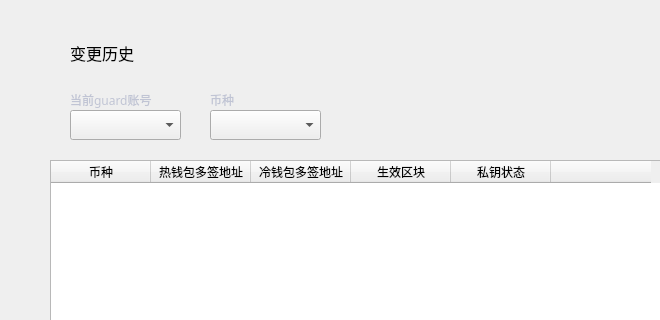
This is LNKWallet/guard/AssetChangeHistoryWidget.ui in HcashOrg/hx-indicator as Qt 5 draws it before an edit; both pictures show x 0 to 660 and y 0 to 320 of the 770 by 530 pixel window. The edited form follows.
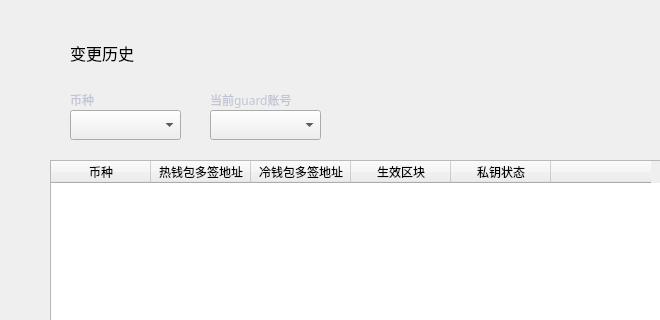
This is the edited form.

```diff
--- a/LNKWallet/guard/AssetChangeHistoryWidget.ui
+++ b/LNKWallet/guard/AssetChangeHistoryWidget.ui
@@ -96,7 +96,7 @@
   <widget class="QComboBox" name="accountComboBox">
    <property name="geometry">
     <rect>
-     <x>70</x>
+     <x>210</x>
      <y>110</y>
      <width>111</width>
      <height>30</height>
@@ -119,7 +119,7 @@
   <widget class="QLabel" name="label">
    <property name="geometry">
     <rect>
-     <x>70</x>
+     <x>210</x>
      <y>90</y>
      <width>100</width>
      <height>20</height>
@@ -143,7 +143,7 @@
   <widget class="QComboBox" name="assetComboBox">
    <property name="geometry">
     <rect>
-     <x>210</x>
+     <x>70</x>
      <y>110</y>
      <width>111</width>
      <height>30</height>
@@ -166,7 +166,7 @@
   <widget class="QLabel" name="label_2">
    <property name="geometry">
     <rect>
-     <x>210</x>
+     <x>70</x>
      <y>90</y>
      <width>100</width>
      <height>20</height>
@@ -192,7 +192,7 @@
     <rect>
      <x>70</x>
      <y>40</y>
-     <width>300</width>
+     <width>500</width>
      <height>26</height>
     </rect>
    </property>
```
